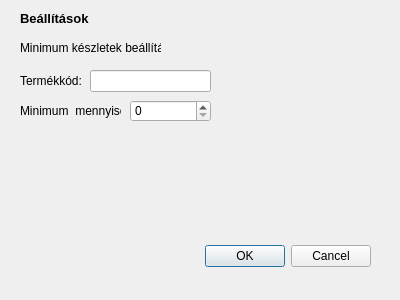
Teaching-projects/SZE-ProgCpp-2018-E-recept, file recept/optiondialog.ui: the form before one commit.
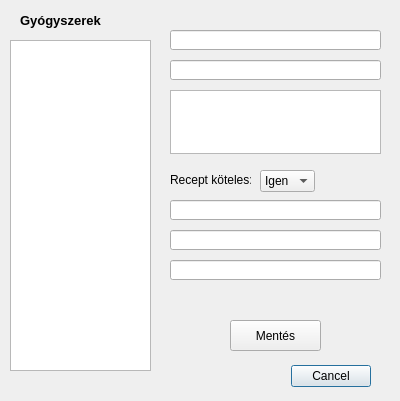
The form after the commit.

```diff
--- a/recept/optiondialog.ui
+++ b/recept/optiondialog.ui
@@ -7,7 +7,7 @@
     <x>0</x>
     <y>0</y>
     <width>400</width>
-    <height>300</height>
+    <height>401</height>
    </rect>
   </property>
   <property name="windowTitle">
@@ -17,7 +17,7 @@
    <property name="geometry">
     <rect>
      <x>30</x>
-     <y>240</y>
+     <y>360</y>
      <width>341</width>
      <height>32</height>
     </rect>
@@ -26,7 +26,7 @@
     <enum>Qt::Horizontal</enum>
    </property>
    <property name="standardButtons">
-    <set>QDialogButtonBox::Cancel|QDialogButtonBox::Ok</set>
+    <set>QDialogButtonBox::Cancel</set>
    </property>
   </widget>
   <widget class="QLabel" name="label">
@@ -34,8 +34,8 @@
     <rect>
      <x>20</x>
      <y>10</y>
-     <width>71</width>
-     <height>16</height>
+     <width>141</width>
+     <height>21</height>
     </rect>
    </property>
    <property name="font">
@@ -46,68 +46,134 @@
     </font>
    </property>
    <property name="text">
-    <string>Beállítások</string>
+    <string>Gyógyszerek</string>
    </property>
   </widget>
-  <widget class="QLabel" name="label_2">
+  <widget class="QListWidget" name="drugsList">
    <property name="geometry">
     <rect>
-     <x>20</x>
+     <x>10</x>
      <y>40</y>
      <width>141</width>
-     <height>16</height>
+     <height>331</height>
     </rect>
    </property>
-   <property name="text">
-    <string>Minimum készletek beállítása:</string>
+  </widget>
+  <widget class="QLineEdit" name="nameEdit">
+   <property name="geometry">
+    <rect>
+     <x>170</x>
+     <y>30</y>
+     <width>211</width>
+     <height>20</height>
+    </rect>
    </property>
+   <property name="readOnly">
+    <bool>true</bool>
+   </property>
   </widget>
-  <widget class="QLabel" name="label_3">
+  <widget class="QLineEdit" name="codeEdit">
    <property name="geometry">
     <rect>
-     <x>20</x>
-     <y>70</y>
-     <width>81</width>
-     <height>21</height>
+     <x>170</x>
+     <y>60</y>
+     <width>211</width>
+     <height>20</height>
     </rect>
    </property>
-   <property name="text">
-    <string>Termékkód:</string>
+   <property name="readOnly">
+    <bool>true</bool>
    </property>
   </widget>
-  <widget class="QLabel" name="label_4">
+  <widget class="QPlainTextEdit" name="descEdit">
    <property name="geometry">
     <rect>
-     <x>20</x>
-     <y>100</y>
-     <width>101</width>
+     <x>170</x>
+     <y>90</y>
+     <width>211</width>
+     <height>64</height>
+    </rect>
+   </property>
+  </widget>
+  <widget class="QLabel" name="label_2">
+   <property name="geometry">
+    <rect>
+     <x>170</x>
+     <y>169</y>
+     <width>81</width>
      <height>21</height>
     </rect>
    </property>
    <property name="text">
-    <string>Minimum  mennyiség:</string>
+    <string>Recept köteles:</string>
    </property>
   </widget>
-  <widget class="QSpinBox" name="spinBox">
+  <widget class="QComboBox" name="paperBox">
    <property name="geometry">
     <rect>
-     <x>130</x>
-     <y>100</y>
-     <width>81</width>
+     <x>260</x>
+     <y>170</y>
+     <width>55</width>
      <height>22</height>
     </rect>
    </property>
+   <item>
+    <property name="text">
+     <string>Igen</string>
+    </property>
+   </item>
+   <item>
+    <property name="text">
+     <string>Nem</string>
+    </property>
+   </item>
   </widget>
   <widget class="QLineEdit" name="lineEdit">
    <property name="geometry">
     <rect>
-     <x>90</x>
-     <y>70</y>
-     <width>121</width>
-     <height>22</height>
+     <x>170</x>
+     <y>200</y>
+     <width>211</width>
+     <height>20</height>
     </rect>
    </property>
   </widget>
+  <widget class="QLineEdit" name="priceEdit">
+   <property name="geometry">
+    <rect>
+     <x>170</x>
+     <y>230</y>
+     <width>211</width>
+     <height>20</height>
+    </rect>
+   </property>
+  </widget>
+  <widget class="QPushButton" name="pushButton">
+   <property name="geometry">
+    <rect>
+     <x>230</x>
+     <y>320</y>
+     <width>91</width>
+     <height>31</height>
+    </rect>
+   </property>
+   <property name="text">
+    <string>Mentés</string>
+   </property>
+  </widget>
+  <widget class="QLineEdit" name="countEdit">
+   <property name="geometry">
+    <rect>
+     <x>170</x>
+     <y>260</y>
+     <width>211</width>
+     <height>20</height>
+    </rect>
+   </property>
+   <property name="readOnly">
+    <bool>true</bool>
+   </property>
+  </widget>
  </widget>
  <resources/>
  <connections>
```
Left out of the diff: 2 changed lines with no effect on the pictures.
